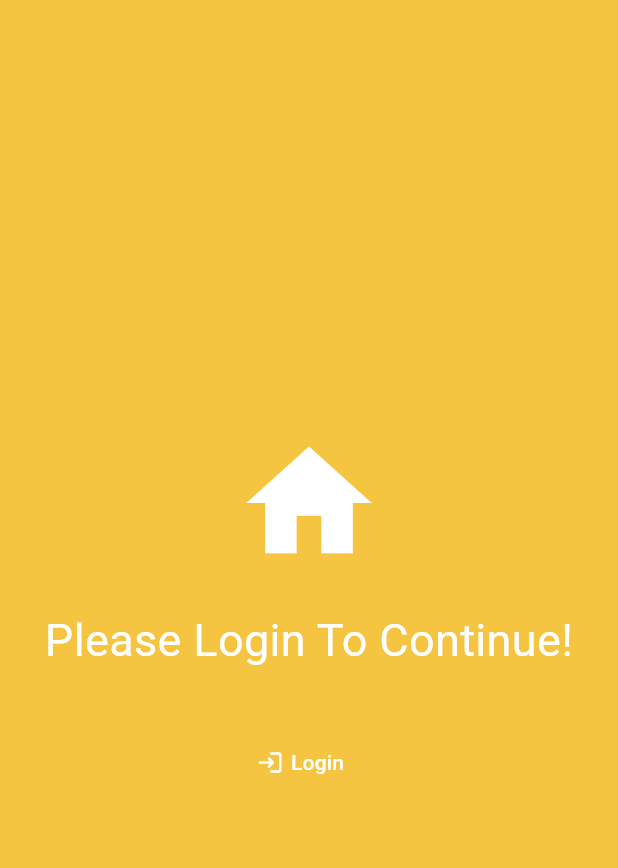
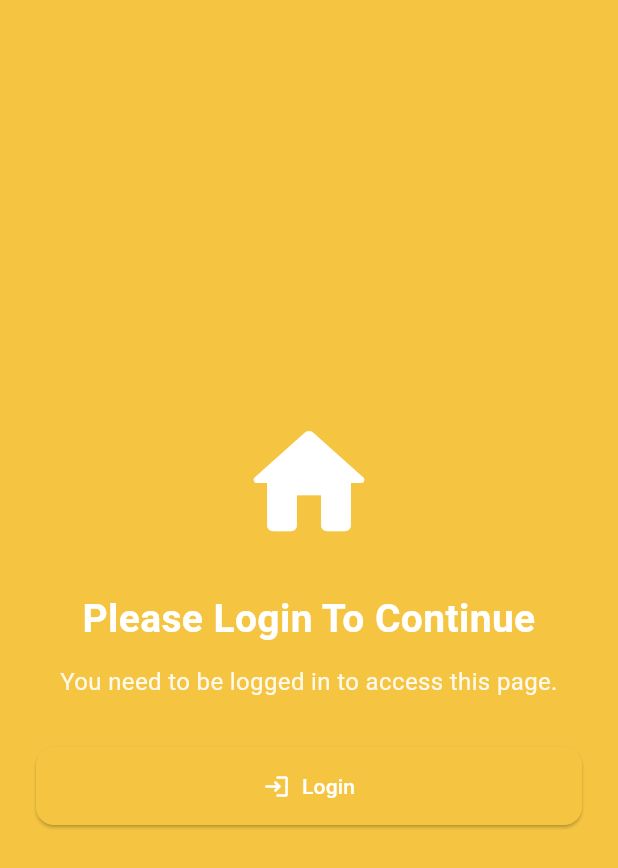
Before and after one commit to loveshsahu007/booksmart, a Flutter app: the screen it shows after launch, after a tap on "Sign in with Google", on a phone screen of 412 x 824 dp. Shown: the top 868 px of the screen. Run offline on Flutter 3.47's test engine with Material 3 defaults, Android fonts, the phone set to English and light mode, and no system bars; our stand-ins replace accordion, camera, dropdown_search, file_picker, fl_chart, get and 9 more; accounts and stored records are empty; network calls fail; Roboto replaces fonts that are missing (centurygothic); project files that could hold a hidden picture were left out.

Commit message:
fix error screen, cpa initial-flow

```diff
--- a/lib/modules/common/ui/authentication/login_screen.dart
+++ b/lib/modules/common/ui/authentication/login_screen.dart
@@ -1,4 +1,5 @@
 import 'package:booksmart/modules/common/providers/auth_provider.dart';
+import 'package:booksmart/routes/pages.dart';
 import 'package:flutter/foundation.dart';
 import 'package:sign_in_button/sign_in_button.dart';
 import 'package:get/get.dart';
@@ -20,6 +21,16 @@ class _LoginScreenState extends State<LoginScreen> {
     text: isDevelopmentMode ? "Sp17bcs052@" : null,
   );
   bool _obscurePassword = true;
+
+  @override
+  void initState() {
+    WidgetsBinding.instance.addPostFrameCallback((_) {
+      if (isUserLoggedIn) {
+        Get.offAndToNamed(getHomeScreenRoute());
+      }
+    });
+    super.initState();
+  }
 
   @override
   Widget build(BuildContext context) {
@@ -179,7 +190,7 @@ class _LoginScreenState extends State<LoginScreen> {
                           text: "Sign in with Google",
                           textStyle: TextStyle(color: Colors.black),
                           onPressed: () {
-                            Get.offAllNamed(Routes.home);
+                            Get.offAllNamed(Routes.userHome);
                           },
                         ),
                         SizedBox(height: 10),
@@ -191,7 +202,7 @@ class _LoginScreenState extends State<LoginScreen> {
                               : EdgeInsets.zero,
                           text: "Sign in with Apple",
                           onPressed: () {
-                            Get.offAllNamed(Routes.home);
+                            Get.offAllNamed(Routes.userHome);
                           },
                         ),
                         0.01.verticalSpace,
--- a/lib/modules/common/ui/error_screen.dart
+++ b/lib/modules/common/ui/error_screen.dart
@@ -5,81 +5,207 @@ import '../../../constant/app_colors.dart';
 import '../../../routes/pages.dart';
 import '../../../routes/routes.dart';
 
+enum RouteError {
+  doesntExist,
+  login,
+  permissionDenied,
+  // user
+  userProfile,
+  userOrganization,
+  // cpa
+  cpaProfile,
+  cpaProfileUnderReview,
+}
+
 class ErrorScreen extends StatelessWidget {
-  const ErrorScreen({super.key, this.isLogInType = true});
-  final bool isLogInType;
+  const ErrorScreen({super.key, this.routeError = RouteError.doesntExist});
+
+  final RouteError routeError;
+
   @override
   Widget build(BuildContext context) {
-    double thisScreenWidth = MediaQuery.of(context).size.width;
-    double thisScreenHeight = MediaQuery.of(context).size.height;
+    return Scaffold(
+      backgroundColor: orangeColor,
+      body: LayoutBuilder(
+        builder: (context, constraints) {
+          final bool isWide = constraints.maxWidth > 900;
 
-    return Material(
-      color: orangeColor,
-      child: SizedBox(
-        width: thisScreenWidth,
-        height: thisScreenHeight,
-        child: Center(
+          return Center(
             child: SingleChildScrollView(
-            child: SizedBox(
-              width: thisScreenWidth,
+              padding: const EdgeInsets.all(24),
+              child: ConstrainedBox(
+                constraints: const BoxConstraints(
+                  maxWidth: 600, // 🔑 important for web
+                ),
                 child: Column(
                   mainAxisAlignment: MainAxisAlignment.center,
                   children: [
-                  GestureDetector(
-                    onTap: () {
-                      Get.offNamed(getHomeScreenRoute());
-                    },
-                    child: const Icon(
-                      Icons.home,
-                      color: Colors.white,
-                      size: 100,
+                    _homeIcon(),
+                    const SizedBox(height: 24),
+                    _errorContent(context, isWide),
+                  ],
                 ),
               ),
-                  const SizedBox(height: 20),
+            ),
+          );
+        },
+      ),
+    );
+  }
+
+  // -------------------------
+  // HOME ICON
+  // -------------------------
+  Widget _homeIcon() {
+    return GestureDetector(
+      onTap: () => Get.offNamed(getHomeScreenRoute()),
+      child: const Icon(Icons.home_rounded, color: Colors.white, size: 96),
+    );
+  }
+
+  // -------------------------
+  // SWITCH HANDLER
+  // -------------------------
+  Widget _errorContent(BuildContext context, bool isWide) {
+    switch (routeError) {
+      case RouteError.login:
+        return _errorBlock(
+          title: 'Please Login To Continue',
+          description: 'You need to be logged in to access this page.',
+          buttonText: 'Login',
+          icon: Icons.login_rounded,
+          onPressed: () => Get.offNamed(Routes.login),
+          isWide: isWide,
+        );
+      case RouteError.permissionDenied:
+        return _errorBlock(
+          title: "Access Denied",
+          description: "You don't have permission to access this route.",
+          buttonText: 'Go Back Home',
+          icon: Icons.lock_outline_rounded,
+          onPressed: () => Get.offNamed(getHomeScreenRoute()),
+          isWide: isWide,
+        );
+
+      ///
+      ///
+      ///========
+      ///====USER=====
+      ///=======
+      ///
+      ///
+      case RouteError.userProfile:
+        return _errorBlock(
+          title: 'Profile Missing',
+          description: 'Please complete your profile to continue.',
+          buttonText: 'Create Profile',
+          icon: Icons.person_add_alt_1,
+          onPressed: () => Get.offNamed(Routes.userProfile),
+          isWide: isWide,
+        );
+      case RouteError.userOrganization:
+        return _errorBlock(
+          title: 'Organization Required',
+          description: 'You must join or create an organization first.',
+          buttonText: 'Go to Organization',
+          icon: Icons.business,
+          onPressed: () => Get.offNamed(Routes.userOrganizations),
+          isWide: isWide,
+        );
+
+      ///
+      ///
+      ///========
+      ///====CPA=====
+      ///=======
+      ///
+      ///
+
+      case RouteError.cpaProfile:
+        return _errorBlock(
+          title: 'CPA Profile Missing',
+          description: 'Please complete your profile to continue.',
+          buttonText: 'Create Profile',
+          icon: Icons.person_add_alt_1,
+          onPressed: () => Get.offNamed(Routes.cpaProfile),
+          isWide: isWide,
+        );
+
+      case RouteError.cpaProfileUnderReview:
+        return _errorBlock(
+          title: 'Profile Under Review',
+          description: 'Your CPA profile is currently under review.',
+          buttonText: 'Go to Review',
+          icon: Icons.hourglass_top_rounded,
+          onPressed: () => Get.offNamed(Routes.cpaProfileUnderReview),
+          isWide: isWide,
+        );
+
+      case RouteError.doesntExist:
+        return _errorBlock(
+          title: "Sorry!",
+          description: "This route doesn't exist.",
+          buttonText: 'Go Home',
+          icon: Icons.arrow_back_rounded,
+          onPressed: () => Get.offNamed(getHomeScreenRoute()),
+          isWide: isWide,
+        );
+    }
+  }
+
+  // -------------------------
+  // REUSABLE UI BLOCK
+  // -------------------------
+  Widget _errorBlock({
+    required String title,
+    required String description,
+    required String buttonText,
+    required IconData icon,
+    required VoidCallback onPressed,
+    required bool isWide,
+  }) {
+    return Column(
+      children: [
         Text(
-                    isLogInType
-                        ? 'Please Login To Continue!'
-                        : "Sorry\nThis Route Does'nt Exist!",
+          title,
           textAlign: TextAlign.center,
-                    style: const TextStyle(
+          style: TextStyle(
             color: Colors.white,
-                      fontSize: 30,
-                      fontWeight: FontWeight.w400,
+            fontSize: isWide ? 32 : 26,
+            fontWeight: FontWeight.w600,
           ),
         ),
-                  const SizedBox(height: 30),
-                  if (isLogInType)
-                    SizedBox(
-                      width: 130,
-                      child: ElevatedButton(
-                        style: ElevatedButton.styleFrom(
-                          elevation: 0,
-                          shape: RoundedRectangleBorder(
-                            borderRadius: BorderRadius.circular(10.0),
-                          ),
-                          padding: const EdgeInsets.symmetric(
-                            vertical: 20,
-                            horizontal: 30,
+        const SizedBox(height: 12),
+        Text(
+          description,
+          textAlign: TextAlign.center,
+          style: TextStyle(
+            color: Colors.white.withValues(alpha: 0.9),
+            fontSize: isWide ? 18 : 16,
           ),
         ),
-                        onPressed: () {
-                          Get.offNamed(Routes.login);
-                        },
-                        child: const Row(
+        const SizedBox(height: 32),
+        SizedBox(
+          width: isWide ? 220 : double.infinity,
+          child: ElevatedButton(
+            onPressed: onPressed,
+            style: ElevatedButton.styleFrom(
+              padding: const EdgeInsets.symmetric(vertical: 16),
+              shape: RoundedRectangleBorder(
+                borderRadius: BorderRadius.circular(12),
+              ),
+            ),
+            child: Row(
+              mainAxisAlignment: MainAxisAlignment.center,
               children: [
-                            Icon(Icons.login_rounded),
-                            SizedBox(width: 5),
-                            Text('Login'),
+                Icon(icon),
+                const SizedBox(width: 8),
+                Text(buttonText),
               ],
             ),
           ),
         ),
       ],
-              ),
-            ),
-          ),
-        ),
-      ),
     );
   }
 }
--- a/lib/modules/cpa/ui/home/template/web_sidebar.dart
+++ b/lib/modules/cpa/ui/home/template/web_sidebar.dart
@@ -53,7 +53,7 @@ class WebSideBarCPA extends StatelessWidget {
                       SideBarIcon(
                         icon: Icons.dashboard_customize_outlined,
                         infoMessage: 'Dashboard',
-                        routeName: Routes.cpaDashboard,
+                        routeName: Routes.cpaHome,
                         isShowName: isShowName,
                       ),
                       SideBarIcon(
--- a/lib/modules/user/ui/home/template/web_sidebar.dart
+++ b/lib/modules/user/ui/home/template/web_sidebar.dart
@@ -62,7 +62,7 @@ class WebSideBar extends StatelessWidget {
                       SideBarIcon(
                         icon: Icons.dashboard_customize_outlined,
                         infoMessage: 'Dashboard',
-                        routeName: Routes.home,
+                        routeName: Routes.userHome,
                         isShowName: isShowName,
                       ),
                       SideBarIcon(
--- a/lib/routes/pages.dart
+++ b/lib/routes/pages.dart
@@ -75,7 +75,7 @@ class AppPages {
 
     // Web Side-bar
     GetPage(
-      name: Routes.home,
+      name: Routes.userHome,
       page: () => getRequiredScreen(HomeScreen(), UserRole.user),
     ),
     GetPage(
@@ -161,7 +161,7 @@ class AppPages {
     /// =====
     /// ====
     GetPage(
-      name: Routes.cpaDashboard,
+      name: Routes.cpaHome,
       page: () => getRequiredScreen(HomeScreenCPA(), UserRole.cpa),
     ),
     GetPage(
@@ -215,6 +215,7 @@ Widget getRequiredScreen(Widget desiredWidget, UserRole role) {
       if (role == UserRole.user) {
         bool isUserProfileOk = isUserProfileCompleted(authUser!);
         bool isOrganizationsOk = isAnyOrganizationAvailable;
+
         if (isUserProfileOk && isOrganizationsOk) {
           return desiredWidget;
         } else {
@@ -223,26 +224,50 @@ Widget getRequiredScreen(Widget desiredWidget, UserRole role) {
           } else if (!isOrganizationsOk &&
               Get.currentRoute == Routes.userOrganizations) {
             return desiredWidget;
+          } else if (!isUserProfileOk) {
+            return const ErrorScreen(routeError: RouteError.userProfile);
+          } else if (!isOrganizationsOk) {
+            return const ErrorScreen(routeError: RouteError.userOrganization);
           }
-          return const ErrorScreen();
+        }
+      } else if (role == UserRole.cpa) {
+        bool isCPAProfileOk = isCPAProfileCompleted(authCpa!);
+        bool isVerified =
+            authCpa?.verificationStatus == CpaVerificationStatus.approved;
+        if (isCPAProfileOk && isVerified) {
+          return desiredWidget;
+        } else {
+          // can access profile in any case
+          if (Get.currentRoute == Routes.cpaProfile) {
+            return desiredWidget;
+          } else if (!isVerified &&
+              Get.currentRoute == Routes.cpaProfileUnderReview) {
+            return desiredWidget;
+          } else if (!isCPAProfileOk) {
+            return const ErrorScreen(routeError: RouteError.cpaProfile);
+          } else if (!isVerified) {
+            return const ErrorScreen(
+              routeError: RouteError.cpaProfileUnderReview,
+            );
+          }
         }
       }
       return desiredWidget;
     } else {
-      return const ErrorScreen();
+      return const ErrorScreen(routeError: RouteError.permissionDenied);
     }
   } else {
-    return const ErrorScreen(isLogInType: true);
+    return const ErrorScreen(routeError: RouteError.login);
   }
 }
 
 String getHomeScreenRoute() {
   switch (authPerson?.role) {
     case UserRole.user:
-      return Routes.home;
+      return Routes.userHome;
     case UserRole.cpa:
-      return Routes.cpaDashboard;
+      return Routes.cpaHome;
     default:
-      return Routes.home;
+      return Routes.userHome;
   }
 }
--- a/lib/routes/routes.dart
+++ b/lib/routes/routes.dart
@@ -5,7 +5,7 @@ abstract class Routes {
   static const String verifyEmail = '/verify-email';
 
   /// The bottom-bar screen for mobile and side-bar for web
-  static const String home = '/user/home';
+  static const String userHome = '/user/';
 
   // web-side-bar routes
   static const String tax = '/user/tax';
@@ -37,7 +37,7 @@ abstract class Routes {
   /// =====
   /// ====
 
-  static const String cpaDashboard = '/cpa/dashboard';
+  static const String cpaHome = '/cpa/';
   static const String cpaLeads = '/cpa/leads';
   static const String cpaBilling = '/cpa/earnings';
   static const String cpaChat = '/cpa/chat';
--- a/lib/utils/initial_utils.dart
+++ b/lib/utils/initial_utils.dart
@@ -26,7 +26,7 @@ Future<String> getInitialRoute() async {
   }
 
   Get.put(AuthController(userJson: userData), permanent: true);
-  print("=======++=========${authPerson?.role} ");
+
   if (authPerson?.role == UserRole.user) {
     final List<OrganizationModel> organizations = await getOrganizations(
       userId: authPerson?.id,
@@ -40,11 +40,12 @@ Future<String> getInitialRoute() async {
     if (organizations.isEmpty) {
       return Routes.userOrganizations;
     }
-  }
-
-  if (authPerson?.role == UserRole.cpa) {
+  } else if (authPerson?.role == UserRole.cpa) {
     if (!isCPAProfileCompleted(authCpa!)) {
       return Routes.cpaProfile;
+    }
+    if (authCpa?.verificationStatus != CpaVerificationStatus.approved) {
+      return Routes.cpaProfileUnderReview;
     }
   }
 
```
Also changed, not shown: lib/models/cpa_model.dart (+31 -10 lines), lib/modules/common/providers/user_profile_provider.dart (+4 -3 lines), lib/modules/common/ui/authentication/signup_screen.dart (+11 -0 lines), lib/modules/cpa/ui/profile_screen.dart (+28 -38 lines), lib/modules/cpa/ui/profile_under_review_screen.dart (+5 -4 lines). Lines whose indentation alone changed are shown as unchanged.
